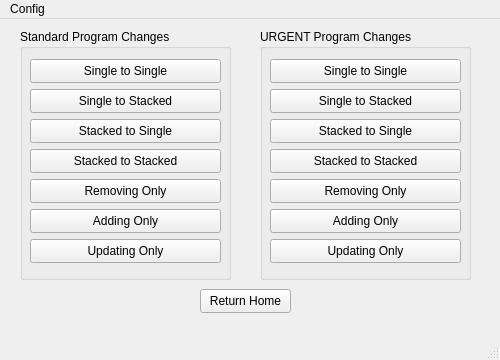
This is programchanger.ui in at91322/dteassistant as Qt 5 draws it before an edit. The edited form follows.
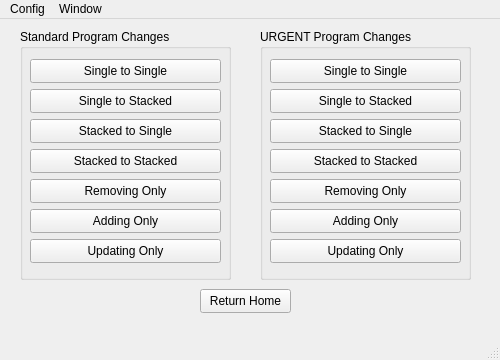
This is the edited form.

The edit to the form file:
```diff
--- a/programchanger.ui
+++ b/programchanger.ui
@@ -264,7 +264,14 @@
     <addaction name="actionChange_Username"/>
     <addaction name="actionChange_Current_Term"/>
    </widget>
+   <widget class="QMenu" name="menuWindow">
+    <property name="title">
+     <string>Window</string>
+    </property>
+    <addaction name="actionAlways_On_Top"/>
+   </widget>
    <addaction name="menuConfig"/>
+   <addaction name="menuWindow"/>
   </widget>
   <widget class="QStatusBar" name="statusbar"/>
   <action name="actionChange_Username">
```
Left out of the diff: 8 changed lines with no effect on the pictures.
